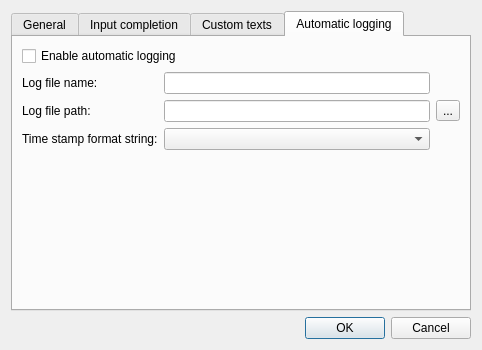
The window that ui/consolesettingsdialog.ui (ivanovp/iserterm) describes before a commit, drawn with Qt 5.
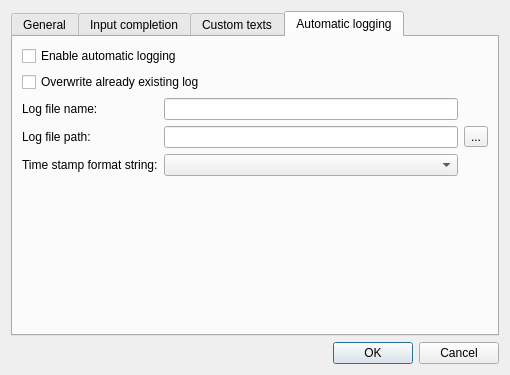
The same window after the commit. The open tabs and pages were chosen to show the change.

Commit message: Auto logging implemented

What changed in the file:
```diff
--- a/ui/consolesettingsdialog.ui
+++ b/ui/consolesettingsdialog.ui
@@ -6,8 +6,8 @@
    <rect>
     <x>0</x>
     <y>0</y>
-    <width>482</width>
-    <height>337</height>
+    <width>510</width>
+    <height>375</height>
    </rect>
   </property>
   <property name="windowTitle">
@@ -468,7 +468,13 @@
       <layout class="QGridLayout" name="gridLayout_8">
        <item row="0" column="0">
         <layout class="QGridLayout" name="gridLayout_7">
-         <item row="4" column="0">
+         <item row="2" column="1">
+          <widget class="QLineEdit" name="autoLogFileNameLineEdit"/>
+         </item>
+         <item row="3" column="1">
+          <widget class="QLineEdit" name="autoLogFilePathLineEdit"/>
+         </item>
+         <item row="6" column="0">
           <spacer name="verticalSpacer_4">
            <property name="orientation">
             <enum>Qt::Vertical</enum>
@@ -481,43 +487,16 @@
            </property>
           </spacer>
          </item>
-         <item row="2" column="2">
-          <widget class="QToolButton" name="autoLogFilePathBrowseButton">
-           <property name="text">
-            <string>...</string>
-           </property>
-          </widget>
-         </item>
-         <item row="1" column="0">
-          <widget class="QLabel" name="label_16">
-           <property name="text">
-            <string>Log file name:</string>
-           </property>
-          </widget>
-         </item>
-         <item row="2" column="1">
-          <widget class="QLineEdit" name="autoLogFilePathLineEdit"/>
-         </item>
-         <item row="1" column="1">
-          <widget class="QLineEdit" name="autoLogFileNameLineEdit"/>
-         </item>
-         <item row="2" column="0">
+         <item row="3" column="0">
           <widget class="QLabel" name="label_17">
            <property name="text">
             <string>Log file path:</string>
            </property>
           </widget>
          </item>
-         <item row="3" column="1">
+         <item row="4" column="1">
           <widget class="QComboBox" name="autoLogTimestampComboBox"/>
          </item>
-         <item row="3" column="0">
-          <widget class="QLabel" name="label_18">
-           <property name="text">
-            <string>Time stamp format string:</string>
-           </property>
-          </widget>
-         </item>
          <item row="0" column="0" colspan="2">
           <widget class="QCheckBox" name="autoLogCheckBox">
            <property name="text">
@@ -525,6 +504,34 @@
            </property>
           </widget>
          </item>
+         <item row="3" column="2">
+          <widget class="QToolButton" name="autoLogFilePathBrowseButton">
+           <property name="text">
+            <string>...</string>
+           </property>
+          </widget>
+         </item>
+         <item row="4" column="0">
+          <widget class="QLabel" name="label_18">
+           <property name="text">
+            <string>Time stamp format string:</string>
+           </property>
+          </widget>
+         </item>
+         <item row="2" column="0">
+          <widget class="QLabel" name="label_16">
+           <property name="text">
+            <string>Log file name:</string>
+           </property>
+          </widget>
+         </item>
+         <item row="1" column="0" colspan="2">
+          <widget class="QCheckBox" name="autoLogOverwriteCheckBox">
+           <property name="text">
+            <string>Overwrite already existing log</string>
+           </property>
+          </widget>
+         </item>
         </layout>
        </item>
       </layout>
```
The commit also changes 11 other files.
